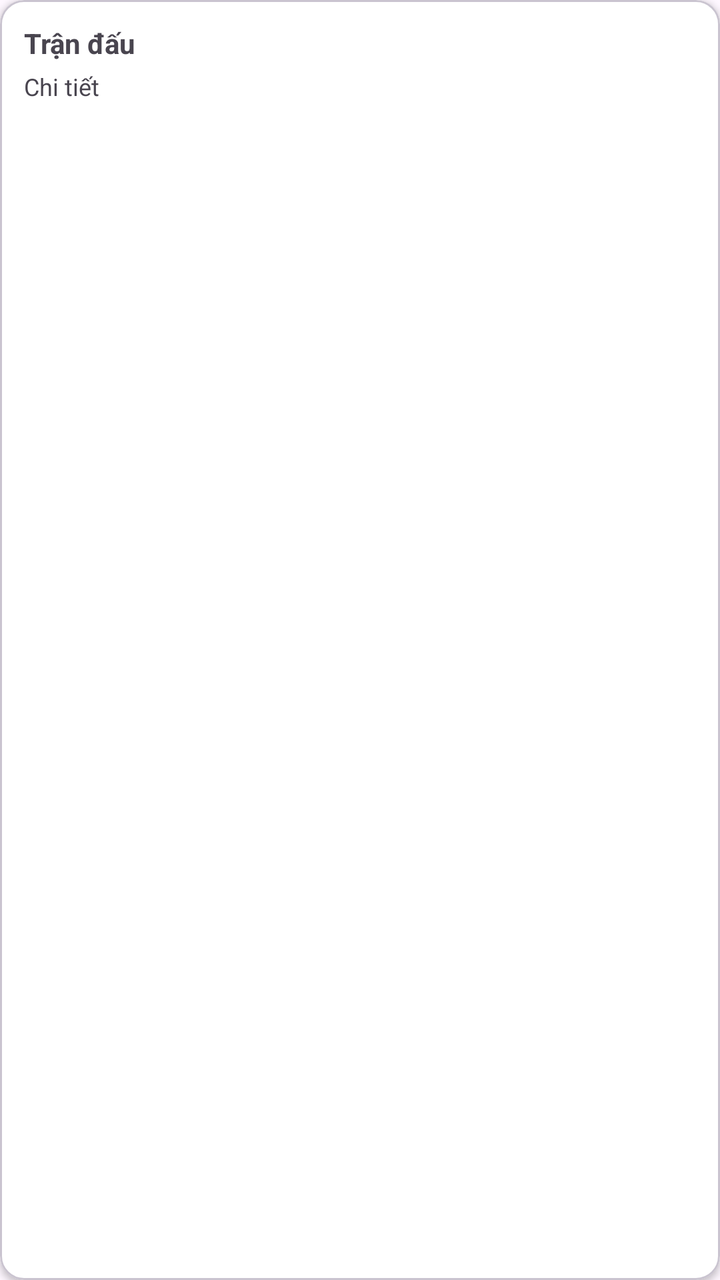
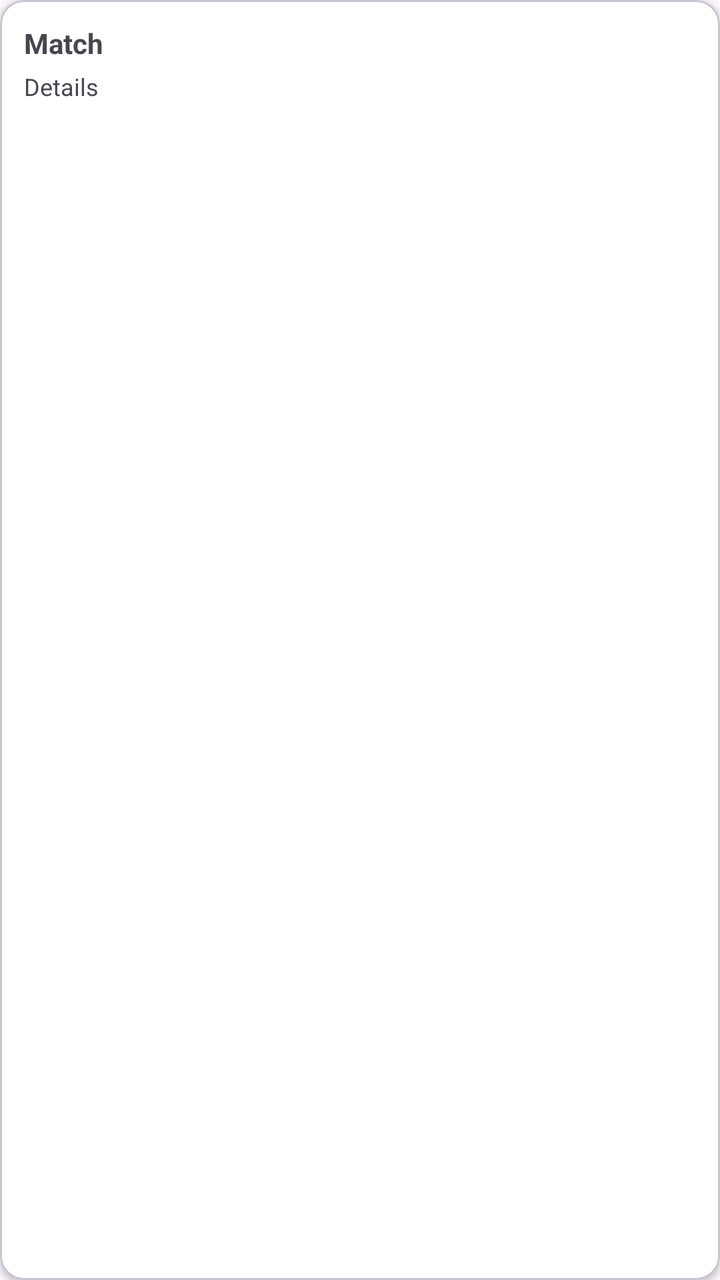

Two renders of the same Android screen: before a commit and after it. Below are the layout's source before the change and the commit's diff.
<!-- AndroidManifest.xml: application theme Theme.Pickleball -->
<!-- res/layout/item_match_list.xml -->
<?xml version="1.0" encoding="utf-8"?>
<com.google.android.material.card.MaterialCardView xmlns:android="http://schemas.android.com/apk/res/android"
    xmlns:app="http://schemas.android.com/apk/res-auto"
    android:layout_width="match_parent"
    android:layout_height="wrap_content"
    app:cardBackgroundColor="@android:color/white"
    app:cardCornerRadius="12dp"
    app:cardElevation="2dp">

    <LinearLayout
        android:layout_width="match_parent"
        android:layout_height="wrap_content"
        android:orientation="vertical"
        android:padding="12dp">

        <TextView
            android:id="@+id/itemTitle"
            android:layout_width="match_parent"
            android:layout_height="wrap_content"
            android:text="Trận đấu"
            android:textStyle="bold"/>

        <TextView
            android:id="@+id/itemSubtitle"
            android:layout_width="match_parent"
            android:layout_height="wrap_content"
            android:layout_marginTop="4dp"
            android:text="Chi tiết"
            android:textSize="12sp"/>
    </LinearLayout>
</com.google.android.material.card.MaterialCardView>
<!-- resources referenced by this layout -->
<resources>
  <style name="Theme.Pickleball" parent="Base.Theme.Pickleball" />
  <style name="Base.Theme.Pickleball" parent="Theme.Material3.DayNight.NoActionBar">
          
          
      </style>
</resources>

<!-- the commit's change to res/layout/item_match_list.xml (unified diff, before → after) -->
@@ -1,4 +1,4 @@
-<?xml version="1.0" encoding="utf-8"?>
+﻿<?xml version="1.0" encoding="utf-8"?>
 <com.google.android.material.card.MaterialCardView xmlns:android="http://schemas.android.com/apk/res/android"
     xmlns:app="http://schemas.android.com/apk/res-auto"
     android:layout_width="match_parent"
@@ -17,7 +17,7 @@
             android:id="@+id/itemTitle"
             android:layout_width="match_parent"
             android:layout_height="wrap_content"
-            android:text="Trận đấu"
+            android:text="@string/item_match"
             android:textStyle="bold"/>
 
         <TextView
@@ -25,7 +25,7 @@
             android:layout_width="match_parent"
             android:layout_height="wrap_content"
             android:layout_marginTop="4dp"
-            android:text="Chi tiết"
+            android:text="@string/item_details"
             android:textSize="12sp"/>
     </LinearLayout>
 </com.google.android.material.card.MaterialCardView>
<!-- resource entries referenced after the edit -->
@@ -1,5 +1,7 @@
 <!-- resources referenced by this layout -->
 <resources>
+  <string name="item_details">Details</string>
+  <string name="item_match">Match</string>
   <style name="Theme.Pickleball" parent="Base.Theme.Pickleball" />
   <style name="Base.Theme.Pickleball" parent="Theme.Material3.DayNight.NoActionBar">
           
